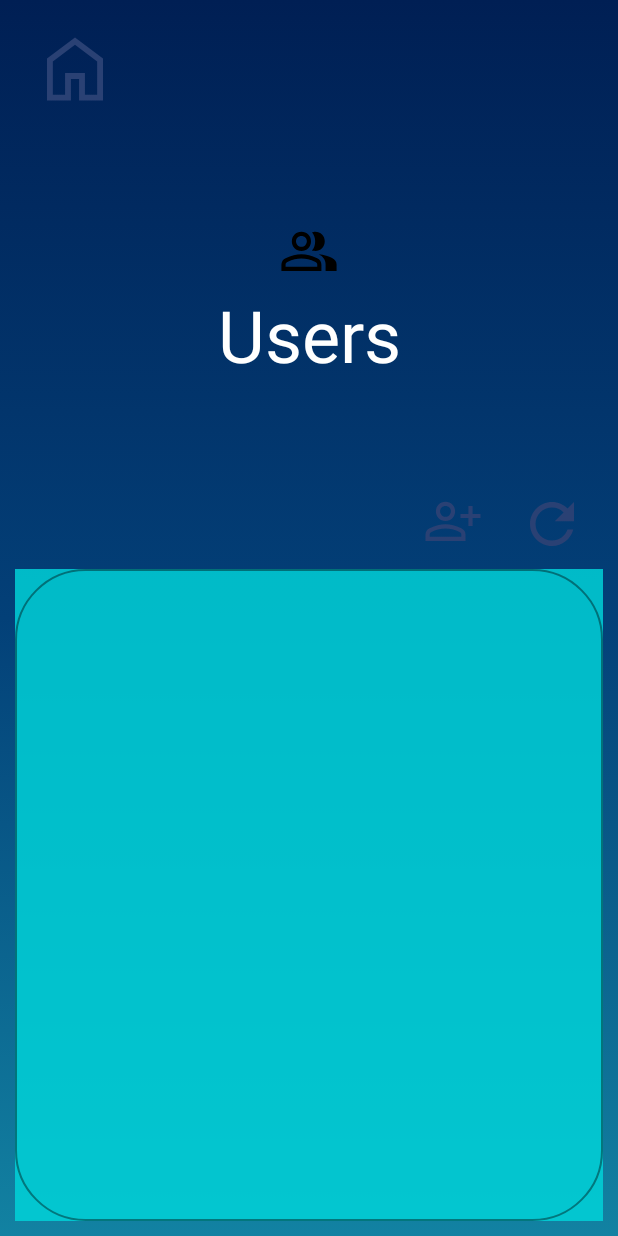
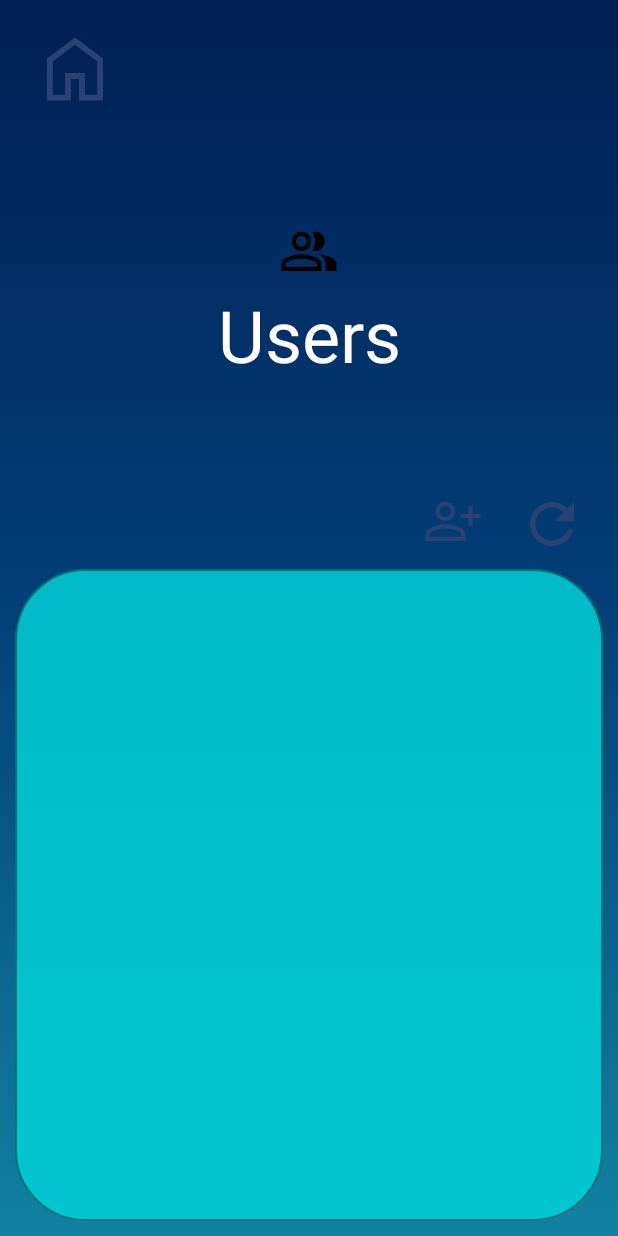
Before and after one commit to Malfaa/U.M.S-Mobile, an Android app built with Jetpack Compose: the UserScreen screen opened through its navigation route, on a phone screen of 412 x 824 dp. Run offline under Robolectric (Android 15) with nearby library versions, the phone set to English and light mode, and no system bars; Roboto replaces fonts that are not available here.

Commit message:
refact: Correção de ListBackground

```diff
--- a/app/src/main/java/com/ums/ums_mobile/ui/components/ListUsers.kt
+++ b/app/src/main/java/com/ums/ums_mobile/ui/components/ListUsers.kt
@@ -1,43 +1,52 @@
 package com.ums.ums_mobile.ui.components
 
-import androidx.compose.foundation.*
-import androidx.compose.foundation.layout.fillMaxHeight
-import androidx.compose.foundation.layout.fillMaxWidth
-import androidx.compose.foundation.layout.height
+import androidx.compose.foundation.background
+import androidx.compose.foundation.border
+import androidx.compose.foundation.layout.Box
+import androidx.compose.foundation.layout.fillMaxSize
 import androidx.compose.foundation.layout.padding
-import androidx.compose.foundation.layout.width
 import androidx.compose.foundation.lazy.LazyColumn
 import androidx.compose.foundation.shape.RoundedCornerShape
 import androidx.compose.runtime.Composable
 import androidx.compose.ui.Alignment
 import androidx.compose.ui.Modifier
 import androidx.compose.ui.graphics.Color
-import androidx.compose.ui.graphics.Shape
+import androidx.compose.ui.tooling.preview.Preview
 import androidx.compose.ui.unit.dp
 import com.ums.ums_mobile.ui.theme.BackgroudList
+import com.ums.ums_mobile.ui.theme.USM_MobileTheme
 
 @Composable
 fun ListUsers(){
-    LazyColumn (
-        horizontalAlignment = Alignment.CenterHorizontally,
+    Box(
         modifier = Modifier
             .border(
                 width = 1.dp, color = Color(0x66000000),
                 shape = RoundedCornerShape(12)
             )
-        .fillMaxWidth()
-        .fillMaxHeight()
-        .background(color = BackgroudList)
+            .background(color = BackgroudList, shape = RoundedCornerShape(12))
             .padding(start = 20.dp, top = 35.dp, end = 20.dp, bottom = 35.dp)
+    ) {LazyColumn (
+        horizontalAlignment = Alignment.CenterHorizontally,
+        modifier = Modifier.fillMaxSize()
     ){
         //items(items) {item ->
 
         // }
 
-    }
+    }}
 }
 
 @Composable
 fun Item(){ //fazer com que receba do repositório os valores dos users
 
 }
+
+@Preview(showBackground = true)
+@Composable
+fun ListUsersPreview() {
+    USM_MobileTheme {
+        ListUsers()
+    }
+
+}
--- a/app/src/main/java/com/ums/ums_mobile/ui/screens/UserScreen.kt
+++ b/app/src/main/java/com/ums/ums_mobile/ui/screens/UserScreen.kt
@@ -38,7 +38,7 @@ fun UserScreen(navController: NavHostController, /*viewModel: */){
         ){ Icon(
             painter = painterResource(id = R.drawable.user_icon),
             contentDescription = stringResource(id = R.string.users),
-            )
+        )
 
             Text(
                 text = stringResource(id = R.string.users),
@@ -62,6 +62,6 @@ fun UserScreen(navController: NavHostController, /*viewModel: */){
             RefreshButton(R.string.refresh_btn_descrip)
         }
 
-    ListUsers()
+        ListUsers()
     }
 }
--- a/app/src/main/java/com/ums/ums_mobile/ui/theme/Color.kt
+++ b/app/src/main/java/com/ums/ums_mobile/ui/theme/Color.kt
@@ -6,8 +6,8 @@ import androidx.compose.ui.graphics.Color
 val ButtonBG = Color(0x66D9D9D9)
 val BorderColor = Color(0x66000000)
 val BackgroudList = Color(0xD301D5DA)
+val startColor = Color(0xFF001F54)
 val middleColor = Color(0xFF034078)
-val startColor = Color(0xFF001F54)
 val endColor = Color(0xFF1282A2)
 val BackgroundGradient = Brush.verticalGradient(
     colors = listOf(startColor, middleColor, endColor), 0f, Float.POSITIVE_INFINITY
```
Lines whose indentation alone changed are shown as unchanged.
